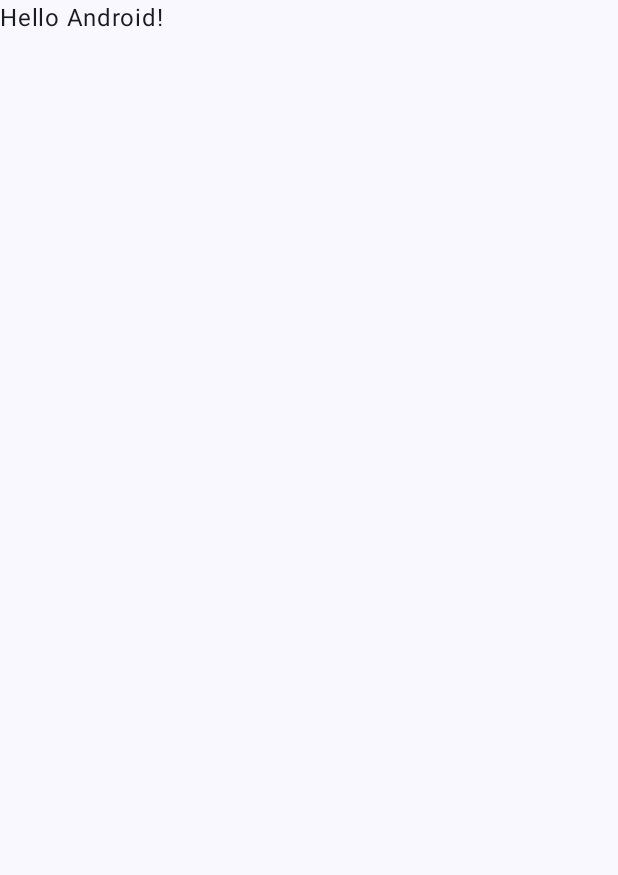
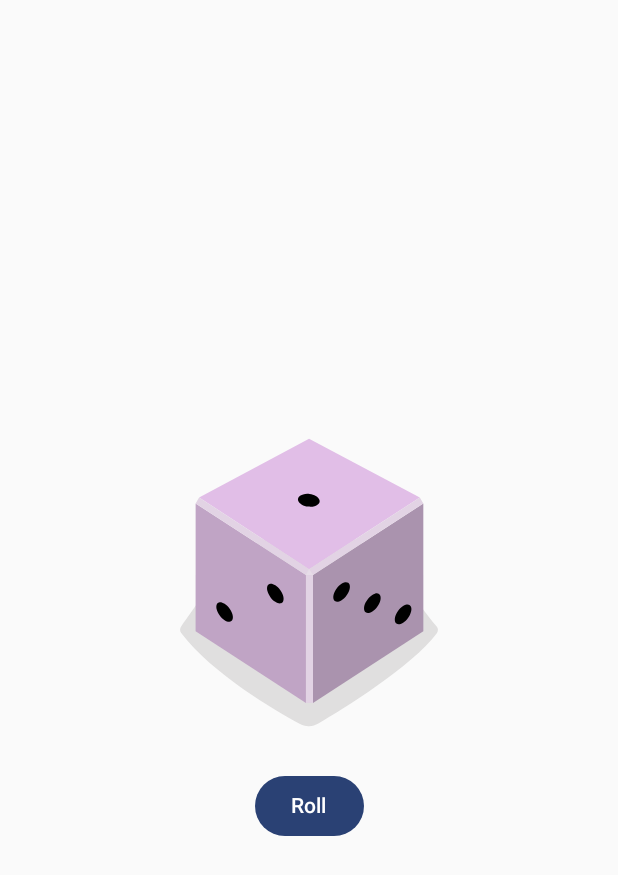
Before and after one commit to Ercan-Ozturk/JetpackComposePractice, an Android app built with Jetpack Compose: the screen it shows after launch (MainActivity), on a phone screen of 412 x 824 dp. Before the commit the part shown is almost empty. Shown: the top 875 px of the screen. Run offline under Robolectric (Android 15) with nearby library versions, the phone set to English and light mode, and no system bars.

Commit message:
Jetpack Compose Dice Roller Tutorial

```diff
--- a/app/src/main/java/com/example/composepractice/MainActivity.kt
+++ b/app/src/main/java/com/example/composepractice/MainActivity.kt
@@ -3,41 +3,66 @@ package com.example.composepractice
 import android.os.Bundle
 import androidx.activity.ComponentActivity
 import androidx.activity.compose.setContent
+import androidx.compose.foundation.Image
+import androidx.compose.foundation.layout.Column
+import androidx.compose.foundation.layout.Spacer
 import androidx.compose.foundation.layout.fillMaxSize
+import androidx.compose.foundation.layout.height
+import androidx.compose.foundation.layout.wrapContentSize
+import androidx.compose.material3.Button
 import androidx.compose.material3.MaterialTheme
 import androidx.compose.material3.Surface
 import androidx.compose.material3.Text
 import androidx.compose.runtime.Composable
+import androidx.compose.runtime.getValue
+import androidx.compose.runtime.mutableStateOf
+import androidx.compose.runtime.remember
+import androidx.compose.runtime.setValue
+import androidx.compose.ui.Alignment
 import androidx.compose.ui.Modifier
+import androidx.compose.ui.res.painterResource
+import androidx.compose.ui.res.stringResource
 import androidx.compose.ui.tooling.preview.Preview
+import androidx.compose.ui.unit.dp
 import com.example.composepractice.ui.theme.ComposePracticeTheme
 
 class MainActivity : ComponentActivity() {
+
     override fun onCreate(savedInstanceState: Bundle?) {
         super.onCreate(savedInstanceState)
         setContent {
             ComposePracticeTheme {
-                // A surface container using the 'background' color from the theme
-                Surface(modifier = Modifier.fillMaxSize(), color = MaterialTheme.colorScheme.background) {
-                    Greeting("Android")
-                }
+                DiceRollerApp()
             }
         }
     }
 }
+@Preview
+@Composable
+fun DiceRollerApp() {
+    DiceWithButtonAndImage(modifier = Modifier
+        .fillMaxSize()
+        .wrapContentSize(Alignment.Center))
+}
 
 @Composable
-fun Greeting(name: String, modifier: Modifier = Modifier) {
-    Text(
-            text = "Hello $name!",
-            modifier = modifier
-    )
-}
-
-@Preview(showBackground = true)
-@Composable
-fun GreetingPreview() {
-    ComposePracticeTheme {
-        Greeting("Android")
+fun DiceWithButtonAndImage(modifier: Modifier = Modifier) {
+    var result by remember { mutableStateOf(1) }
+    val imageResource = when (result) {
+        1 -> R.drawable.dice_1
+        2 -> R.drawable.dice_2
+        3 -> R.drawable.dice_3
+        4 -> R.drawable.dice_4
+        5 -> R.drawable.dice_5
+        else -> R.drawable.dice_6
+    }
+    Column(
+        modifier = modifier,
+        horizontalAlignment = Alignment.CenterHorizontally
+    ) {
+        Image(painter = painterResource(id = imageResource), contentDescription = result.toString())
+        Button(onClick = { result = (1..6).random() }) {
+            Text(stringResource(R.string.roll))
+        }
     }
 }
--- /dev/null
+++ b/app/src/main/res/drawable/dice_1.xml
@@ -0,0 +1,66 @@
+<!--
+  ~ Copyright 2022, The Android Open Source Project
+  ~
+  ~ Licensed under the Apache License, Version 2.0 (the "License");
+  ~ you may not use this file except in compliance with the License.
+  ~ You may obtain a copy of the License at
+  ~
+  ~     http://www.apache.org/licenses/LICENSE-2.0
+  ~
+  ~ Unless required by applicable law or agreed to in writing, software
+  ~ distributed under the License is distributed on an "AS IS" BASIS,
+  ~ WITHOUT WARRANTIES OR CONDITIONS OF ANY KIND, either express or implied.
+  ~ See the License for the specific language governing permissions and
+  ~ limitations under the License.
+  -->
+
+<vector xmlns:android="http://schemas.android.com/apk/res/android"
+    android:width="200dp"
+    android:height="250dp"
+    android:viewportWidth="800"
+    android:viewportHeight="1000">
+    <path
+        android:fillAlpha="0.5"
+        android:fillColor="#C5C4C4"
+        android:pathData="M740.8,635.42c-68.27,90.47 -249.77,201.76 -316,240.63a50.7,50.7 0,0 1,-49.93 0.81c-64.19,-35 -234.09,-133.88 -315.65,-242a14.69,14.69 0,0 1,-0.12 -17.49c77.58,-106.29 159.67,-258.89 341.06,-258.89 182,0 242.19,139.08 340.27,258.88A14.62,14.62 0,0 1,740.8 635.42Z"
+        android:strokeAlpha="0.5" />
+    <path
+        android:fillColor="#AA93AE"
+        android:pathData="M704.9,630l-294.29,191.06l0,-340.85l294.29,-191.06l0,340.85z" />
+    <path
+        android:fillColor="#C0A4C5"
+        android:pathData="M97.59,630l294.29,191.06l0,-340.85l-294.29,-191.06l0,340.85z" />
+    <path
+        android:fillColor="#E1BEE7"
+        android:pathData="M400.14,464.73l-293.19,-191.45l293.19,-156.31l295.39,156.31l-295.39,191.45z" />
+    <path
+        android:fillColor="#E2D3E4"
+        android:pathData="M106.95,273.28l-9.36,15.87l294.29,191.06l8.26,-15.48l-293.19,-191.45z" />
+    <path
+        android:fillColor="#E2D3E4"
+        android:pathData="M695.53,273.28l9.37,15.87l-294.29,191.06l-10.47,-15.48l295.39,-191.45z" />
+    <path
+        android:fillColor="#E2D3E4"
+        android:pathData="M391.88,480.21h18.73v340.85h-18.73z" />
+    <path
+        android:fillColor="#E7DCE8"
+        android:pathData="M400.14,464.73l-8.26,15.48l18.73,0l-10.47,-15.48z" />
+    <path
+        android:fillColor="#000000"
+        android:pathData="M397.45,297.62a16.9,28.71 97.07,1 0,4.16 -33.54a16.9,28.71 97.07,1 0,-4.16 33.54z" />
+    <path
+        android:fillColor="#000000"
+        android:pathData="M297.17,539.02a30.12,16.11 53.82,1 0,26.01 -19.02a30.12,16.11 53.82,1 0,-26.01 19.02z" />
+    <path
+        android:fillColor="#000000"
+        android:pathData="M161.96,588.24a30.12,16.11 53.82,1 0,26.01 -19.02a30.12,16.11 53.82,1 0,-26.01 19.02z" />
+    <path
+        android:fillColor="#000000"
+        android:pathData="M551.15,579.45a30.12,16.11 126.18,1 0,35.56 -48.62a30.12,16.11 126.18,1 0,-35.56 48.62z" />
+    <path
+        android:fillColor="#000000"
+        android:pathData="M469.12,549.58a30.12,16.11 126.18,1 0,35.56 -48.62a30.12,16.11 126.18,1 0,-35.56 48.62z" />
+    <path
+        android:fillColor="#000000"
+        android:pathData="M633.17,609.29a30.12,16.11 126.18,1 0,35.56 -48.62a30.12,16.11 126.18,1 0,-35.56 48.62z" />
+</vector>
--- /dev/null
+++ b/app/src/main/res/drawable/dice_2.xml
@@ -0,0 +1,66 @@
+<!--
+  ~ Copyright 2022, The Android Open Source Project
+  ~
+  ~ Licensed under the Apache License, Version 2.0 (the "License");
+  ~ you may not use this file except in compliance with the License.
+  ~ You may obtain a copy of the License at
+  ~
+  ~     http://www.apache.org/licenses/LICENSE-2.0
+  ~
+  ~ Unless required by applicable law or agreed to in writing, software
+  ~ distributed under the License is distributed on an "AS IS" BASIS,
+  ~ WITHOUT WARRANTIES OR CONDITIONS OF ANY KIND, either express or implied.
+  ~ See the License for the specific language governing permissions and
+  ~ limitations under the License.
+  -->
+
+<vector xmlns:android="http://schemas.android.com/apk/res/android"
+    android:width="200dp"
+    android:height="250dp"
+    android:viewportWidth="800"
+    android:viewportHeight="1000">
+    <path
+        android:fillAlpha="0.5"
+        android:fillColor="#C5C4C4"
+        android:pathData="M740.8,635.42c-68.27,90.47 -249.77,201.76 -316,240.63a50.7,50.7 0,0 1,-49.93 0.81c-64.19,-35 -234.09,-133.88 -315.65,-242a14.69,14.69 0,0 1,-0.12 -17.49c77.58,-106.29 159.67,-258.89 341.06,-258.89 182,0 242.19,139.08 340.27,258.88A14.62,14.62 0,0 1,740.8 635.42Z"
+        android:strokeAlpha="0.5" />
+    <path
+        android:fillColor="#AA93AE"
+        android:pathData="M704.9,630l-294.29,191.06l0,-340.85l294.29,-191.06l0,340.85z" />
+    <path
+        android:fillColor="#C0A4C5"
+        android:pathData="M97.59,630l294.29,191.06l0,-340.85l-294.29,-191.06l0,340.85z" />
+    <path
+        android:fillColor="#E1BEE7"
+        android:pathData="M400.14,464.73l-293.19,-191.45l293.19,-156.31l295.39,156.31l-295.39,191.45z" />
+    <path
+        android:fillColor="#E2D3E4"
+        android:pathData="M106.95,273.28l-9.36,15.87l294.29,191.06l8.26,-15.48l-293.19,-191.45z" />
+    <path
+        android:fillColor="#E2D3E4"
+        android:pathData="M695.53,273.28l9.37,15.87l-294.29,191.06l-10.47,-15.48l295.39,-191.45z" />
+    <path
+        android:fillColor="#E2D3E4"
+        android:pathData="M391.88,480.21h18.73v340.85h-18.73z" />
+    <path
+        android:fillColor="#E7DCE8"
+        android:pathData="M400.14,464.73l-8.26,15.48l18.73,0l-10.47,-15.48z" />
+    <path
+        android:fillColor="#000000"
+        android:pathData="M520.85,303.25a16.9,28.71 97.07,1 0,4.16 -33.54a16.9,28.71 97.07,1 0,-4.16 33.54z" />
+    <path
+        android:fillColor="#000000"
+        android:pathData="M273.33,291.99a16.9,28.71 97.07,1 0,4.16 -33.54a16.9,28.71 97.07,1 0,-4.16 33.54z" />
+    <path
+        android:fillColor="#000000"
+        android:pathData="M229.56,563.64a30.12,16.11 53.82,1 0,26.01 -19.02a30.12,16.11 53.82,1 0,-26.01 19.02z" />
+    <path
+        android:fillColor="#000000"
+        android:pathData="M311.58,533.77a30.12,16.11 53.82,1 0,26.01 -19.02a30.12,16.11 53.82,1 0,-26.01 19.02z" />
+    <path
+        android:fillColor="#000000"
+        android:pathData="M147.54,593.49a30.12,16.11 53.82,1 0,26.01 -19.02a30.12,16.11 53.82,1 0,-26.01 19.02z" />
+    <path
+        android:fillColor="#000000"
+        android:pathData="M551.15,579.45a30.12,16.11 126.18,1 0,35.56 -48.62a30.12,16.11 126.18,1 0,-35.56 48.62z" />
+</vector>
--- /dev/null
+++ b/app/src/main/res/drawable/dice_3.xml
@@ -0,0 +1,66 @@
+<!--
+  ~ Copyright 2022, The Android Open Source Project
+  ~
+  ~ Licensed under the Apache License, Version 2.0 (the "License");
+  ~ you may not use this file except in compliance with the License.
+  ~ You may obtain a copy of the License at
+  ~
+  ~     http://www.apache.org/licenses/LICENSE-2.0
+  ~
+  ~ Unless required by applicable law or agreed to in writing, software
+  ~ distributed under the License is distributed on an "AS IS" BASIS,
+  ~ WITHOUT WARRANTIES OR CONDITIONS OF ANY KIND, either express or implied.
+  ~ See the License for the specific language governing permissions and
+  ~ limitations under the License.
+  -->
+
+<vector xmlns:android="http://schemas.android.com/apk/res/android"
+    android:width="200dp"
+    android:height="250dp"
+    android:viewportWidth="800"
+    android:viewportHeight="1000">
+    <path
+        android:fillAlpha="0.5"
+        android:fillColor="#C5C4C4"
+        android:pathData="M740.8,635.42c-68.27,90.47 -249.77,201.76 -316,240.63a50.7,50.7 0,0 1,-49.93 0.81c-64.19,-35 -234.09,-133.88 -315.65,-242a14.69,14.69 0,0 1,-0.12 -17.49c77.58,-106.29 159.67,-258.89 341.06,-258.89 182,0 242.19,139.08 340.27,258.88A14.62,14.62 0,0 1,740.8 635.42Z"
+        android:strokeAlpha="0.5" />
+    <path
+        android:fillColor="#AA93AE"
+        android:pathData="M704.9,630l-294.29,191.06l0,-340.85l294.29,-191.06l0,340.85z" />
+    <path
+        android:fillColor="#C0A4C5"
+        android:pathData="M97.59,630l294.29,191.06l0,-340.85l-294.29,-191.06l0,340.85z" />
+    <path
+        android:fillColor="#E1BEE7"
+        android:pathData="M400.14,464.73l-293.19,-191.45l293.19,-156.31l295.39,156.31l-295.39,191.45z" />
+    <path
+        android:fillColor="#E2D3E4"
+        android:pathData="M106.95,273.28l-9.36,15.87l294.29,191.06l8.26,-15.48l-293.19,-191.45z" />
+    <path
+        android:fillColor="#E2D3E4"
+        android:pathData="M695.53,273.28l9.37,15.87l-294.29,191.06l-10.47,-15.48l295.39,-191.45z" />
+    <path
+        android:fillColor="#E2D3E4"
+        android:pathData="M391.88,480.21h18.73v340.85h-18.73z" />
+    <path
+        android:fillColor="#E7DCE8"
+        android:pathData="M400.14,464.73l-8.26,15.48l18.73,0l-10.47,-15.48z" />
+    <path
+        android:fillColor="#000000"
+        android:pathData="M398.11,297.62a16.9,28.71 97.07,1 0,4.16 -33.54a16.9,28.71 97.07,1 0,-4.16 33.54z" />
+    <path
+        android:fillColor="#000000"
+        android:pathData="M548.27,304.46a16.9,28.71 97.07,1 0,4.16 -33.54a16.9,28.71 97.07,1 0,-4.16 33.54z" />
+    <path
+        android:fillColor="#000000"
+        android:pathData="M247.95,290.79a16.9,28.71 97.07,1 0,4.16 -33.54a16.9,28.71 97.07,1 0,-4.16 33.54z" />
+    <path
+        android:fillColor="#000000"
+        android:pathData="M229.56,563.64a30.12,16.11 53.82,1 0,26.01 -19.02a30.12,16.11 53.82,1 0,-26.01 19.02z" />
+    <path
+        android:fillColor="#000000"
+        android:pathData="M483.54,554.83a30.12,16.11 126.18,1 0,35.56 -48.62a30.12,16.11 126.18,1 0,-35.56 48.62z" />
+    <path
+        android:fillColor="#000000"
+        android:pathData="M618.75,604.04a30.12,16.11 126.18,1 0,35.56 -48.62a30.12,16.11 126.18,1 0,-35.56 48.62z" />
+</vector>
--- /dev/null
+++ b/app/src/main/res/drawable/dice_4.xml
@@ -0,0 +1,69 @@
+<!--
+  ~ Copyright 2022, The Android Open Source Project
+  ~
+  ~ Licensed under the Apache License, Version 2.0 (the "License");
+  ~ you may not use this file except in compliance with the License.
+  ~ You may obtain a copy of the License at
+  ~
+  ~     http://www.apache.org/licenses/LICENSE-2.0
+  ~
+  ~ Unless required by applicable law or agreed to in writing, software
+  ~ distributed under the License is distributed on an "AS IS" BASIS,
+  ~ WITHOUT WARRANTIES OR CONDITIONS OF ANY KIND, either express or implied.
+  ~ See the License for the specific language governing permissions and
+  ~ limitations under the License.
+  -->
+
+<vector xmlns:android="http://schemas.android.com/apk/res/android"
+    android:width="200dp"
+    android:height="250dp"
+    android:viewportWidth="800"
+    android:viewportHeight="1000">
+    <path
+        android:fillAlpha="0.5"
+        android:fillColor="#C5C4C4"
+        android:pathData="M740.8,635.42c-68.27,90.47 -249.77,201.76 -316,240.63a50.7,50.7 0,0 1,-49.93 0.81c-64.19,-35 -234.09,-133.88 -315.65,-242a14.69,14.69 0,0 1,-0.12 -17.49c77.58,-106.29 159.67,-258.89 341.06,-258.89 182,0 242.19,139.08 340.27,258.88A14.62,14.62 0,0 1,740.8 635.42Z"
+        android:strokeAlpha="0.5" />
+    <path
+        android:fillColor="#AA93AE"
+        android:pathData="M704.9,630l-294.29,191.06l0,-340.85l294.29,-191.06l0,340.85z" />
+    <path
+        android:fillColor="#C0A4C5"
+        android:pathData="M97.59,630l294.29,191.06l0,-340.85l-294.29,-191.06l0,340.85z" />
+    <path
+        android:fillColor="#E1BEE7"
+        android:pathData="M400.14,464.73l-293.19,-191.45l293.19,-156.31l295.39,156.31l-295.39,191.45z" />
+    <path
+        android:fillColor="#E2D3E4"
+        android:pathData="M106.95,273.28l-9.36,15.87l294.29,191.06l8.26,-15.48l-293.19,-191.45z" />
+    <path
+        android:fillColor="#E2D3E4"
+        android:pathData="M695.53,273.28l9.37,15.87l-294.29,191.06l-10.47,-15.48l295.39,-191.45z" />
+    <path
+        android:fillColor="#E2D3E4"
+        android:pathData="M391.88,480.21h18.73v340.85h-18.73z" />
+    <path
+        android:fillColor="#E7DCE8"
+        android:pathData="M400.14,464.73l-8.26,15.48l18.73,0l-10.47,-15.48z" />
+    <path
+        android:fillColor="#000000"
+        android:pathData="M530.08,303.65a16.9,28.71 97.07,1 0,4.16 -33.54a16.9,28.71 97.07,1 0,-4.16 33.54z" />
+    <path
+        android:fillColor="#000000"
+        android:pathData="M389.68,218.17a16.9,28.71 97.07,1 0,4.16 -33.54a16.9,28.71 97.07,1 0,-4.16 33.54z" />
+    <path
+        android:fillColor="#000000"
+        android:pathData="M405.35,377.09a16.9,28.71 97.07,1 0,4.16 -33.54a16.9,28.71 97.07,1 0,-4.16 33.54z" />
+    <path
+        android:fillColor="#000000"
+        android:pathData="M264.95,291.6a16.9,28.71 97.07,1 0,4.16 -33.54a16.9,28.71 97.07,1 0,-4.16 33.54z" />
+    <path
+        android:fillColor="#000000"
+        android:pathData="M297.17,541.59a30.12,16.11 53.82,1 0,26.01 -19.02a30.12,16.11 53.82,1 0,-26.01 19.02z" />
+    <path
+        android:fillColor="#000000"
+        android:pathData="M161.96,590.81a30.12,16.11 53.82,1 0,26.01 -19.02a30.12,16.11 53.82,1 0,-26.01 19.02z" />
+    <path
+        android:fillColor="#000000"
+        android:pathData="M551.15,579.45a30.12,16.11 126.18,1 0,35.56 -48.62a30.12,16.11 126.18,1 0,-35.56 48.62z" />
+</vector>
--- /dev/null
+++ b/app/src/main/res/drawable/dice_5.xml
@@ -0,0 +1,75 @@
+<!--
+  ~ Copyright 2022, The Android Open Source Project
+  ~
+  ~ Licensed under the Apache License, Version 2.0 (the "License");
+  ~ you may not use this file except in compliance with the License.
+  ~ You may obtain a copy of the License at
+  ~
+  ~     http://www.apache.org/licenses/LICENSE-2.0
+  ~
+  ~ Unless required by applicable law or agreed to in writing, software
+  ~ distributed under the License is distributed on an "AS IS" BASIS,
+  ~ WITHOUT WARRANTIES OR CONDITIONS OF ANY KIND, either express or implied.
+  ~ See the License for the specific language governing permissions and
+  ~ limitations under the License.
+  -->
+
+<vector xmlns:android="http://schemas.android.com/apk/res/android"
+    android:width="200dp"
+    android:height="250dp"
+    android:viewportWidth="800"
+    android:viewportHeight="1000">
+    <path
+        android:fillAlpha="0.5"
+        android:fillColor="#C5C4C4"
+        android:pathData="M740.8,635.42c-68.27,90.47 -249.77,201.76 -316,240.63a50.7,50.7 0,0 1,-49.93 0.81c-64.19,-35 -234.09,-133.88 -315.65,-242a14.69,14.69 0,0 1,-0.12 -17.49c77.58,-106.29 159.67,-258.89 341.06,-258.89 182,0 242.19,139.08 340.27,258.88A14.62,14.62 0,0 1,740.8 635.42Z"
+        android:strokeAlpha="0.5" />
+    <path
+        android:fillColor="#AA93AE"
+        android:pathData="M704.9,630l-294.29,191.06l0,-340.85l294.29,-191.06l0,340.85z" />
+    <path
+        android:fillColor="#C0A4C5"
+        android:pathData="M97.59,630l294.29,191.06l0,-340.85l-294.29,-191.06l0,340.85z" />
+    <path
+        android:fillColor="#E1BEE7"
+        android:pathData="M400.14,464.73l-293.19,-191.45l293.19,-156.31l295.39,156.31l-295.39,191.45z" />
+    <path
+        android:fillColor="#E2D3E4"
+        android:pathData="M106.95,273.28l-9.36,15.87l294.29,191.06l8.26,-15.48l-293.19,-191.45z" />
+    <path
+        android:fillColor="#E2D3E4"
+        android:pathData="M695.53,273.28l9.37,15.87l-294.29,191.06l-10.47,-15.48l295.39,-191.45z" />
+    <path
+        android:fillColor="#E2D3E4"
+        android:pathData="M391.88,480.21h18.73v340.85h-18.73z" />
+    <path
+        android:fillColor="#E7DCE8"
+        android:pathData="M400.14,464.73l-8.26,15.48l18.73,0l-10.47,-15.48z" />
+    <path
+        android:fillColor="#000000"
+        android:pathData="M397.05,297.63a16.9,28.71 97.07,1 0,4.16 -33.54a16.9,28.71 97.07,1 0,-4.16 33.54z" />
+    <path
+        android:fillColor="#000000"
+        android:pathData="M547.21,304.45a16.9,28.71 97.07,1 0,4.16 -33.54a16.9,28.71 97.07,1 0,-4.16 33.54z" />
+    <path
+        android:fillColor="#000000"
+        android:pathData="M388.17,207.62a16.9,28.71 97.07,1 0,4.16 -33.54a16.9,28.71 97.07,1 0,-4.16 33.54z" />
+    <path
+        android:fillColor="#000000"
+        android:pathData="M405.93,387.62a16.9,28.71 97.07,1 0,4.16 -33.54a16.9,28.71 97.07,1 0,-4.16 33.54z" />
+    <path
+        android:fillColor="#000000"
+        android:pathData="M246.89,290.79a16.9,28.71 97.07,1 0,4.16 -33.54a16.9,28.71 97.07,1 0,-4.16 33.54z" />
+    <path
+        android:fillColor="#000000"
+        android:pathData="M229.56,563.64a30.12,16.11 53.82,1 0,26.01 -19.02a30.12,16.11 53.82,1 0,-26.01 19.02z" />
+    <path
+        android:fillColor="#000000"
+        android:pathData="M551.15,579.45a30.12,16.11 126.18,1 0,35.56 -48.62a30.12,16.11 126.18,1 0,-35.56 48.62z" />
+    <path
+        android:fillColor="#000000"
+        android:pathData="M469.12,549.58a30.12,16.11 126.18,1 0,35.56 -48.62a30.12,16.11 126.18,1 0,-35.56 48.62z" />
+    <path
+        android:fillColor="#000000"
+        android:pathData="M633.17,609.29a30.12,16.11 126.18,1 0,35.56 -48.62a30.12,16.11 126.18,1 0,-35.56 48.62z" />
+</vector>
--- /dev/null
+++ b/app/src/main/res/drawable/dice_6.xml
@@ -0,0 +1,81 @@
+<!--
+  ~ Copyright 2022, The Android Open Source Project
+  ~
+  ~ Licensed under the Apache License, Version 2.0 (the "License");
+  ~ you may not use this file except in compliance with the License.
+  ~ You may obtain a copy of the License at
+  ~
+  ~     http://www.apache.org/licenses/LICENSE-2.0
+  ~
+  ~ Unless required by applicable law or agreed to in writing, software
+  ~ distributed under the License is distributed on an "AS IS" BASIS,
+  ~ WITHOUT WARRANTIES OR CONDITIONS OF ANY KIND, either express or implied.
+  ~ See the License for the specific language governing permissions and
+  ~ limitations under the License.
+  -->
+
+<vector xmlns:android="http://schemas.android.com/apk/res/android"
+    android:width="200dp"
+    android:height="250dp"
+    android:viewportWidth="800"
+    android:viewportHeight="1000">
+    <path
+        android:fillAlpha="0.5"
+        android:fillColor="#C5C4C4"
+        android:pathData="M740.8,635.42c-68.27,90.47 -249.77,201.76 -316,240.63a50.7,50.7 0,0 1,-49.93 0.81c-64.19,-35 -234.09,-133.88 -315.65,-242a14.69,14.69 0,0 1,-0.12 -17.49c77.58,-106.29 159.67,-258.89 341.06,-258.89 182,0 242.19,139.08 340.27,258.88A14.62,14.62 0,0 1,740.8 635.42Z"
+        android:strokeAlpha="0.5" />
+    <path
+        android:fillColor="#AA93AE"
+        android:pathData="M704.9,630l-294.29,191.06l0,-340.85l294.29,-191.06l0,340.85z" />
+    <path
+        android:fillColor="#C0A4C5"
+        android:pathData="M97.59,630l294.29,191.06l0,-340.85l-294.29,-191.06l0,340.85z" />
+    <path
+        android:fillColor="#E1BEE7"
+        android:pathData="M400.14,464.73l-293.19,-191.45l293.19,-156.31l295.39,156.31l-295.39,191.45z" />
+    <path
+        android:fillColor="#E2D3E4"
+        android:pathData="M106.95,273.28l-9.36,15.87l294.29,191.06l8.26,-15.48l-293.19,-191.45z" />
+    <path
+        android:fillColor="#E2D3E4"
+        android:pathData="M695.53,273.28l9.37,15.87l-294.29,191.06l-10.47,-15.48l295.39,-191.45z" />
+    <path
+        android:fillColor="#E2D3E4"
+        android:pathData="M391.88,480.21h18.73v340.85h-18.73z" />
+    <path
+        android:fillColor="#E7DCE8"
+        android:pathData="M400.14,464.73l-8.26,15.48l18.73,0l-10.47,-15.48z" />
+    <path
+        android:fillColor="#000000"
+        android:pathData="M326.53,254.89a16.9,28.71 97.07,1 0,4.16 -33.54a16.9,28.71 97.07,1 0,-4.16 33.54z" />
+    <path
+        android:fillColor="#000000"
+        android:pathData="M537.57,298.78a16.9,28.71 97.07,1 0,4.16 -33.54a16.9,28.71 97.07,1 0,-4.16 33.54z" />
+    <path
+        android:fillColor="#000000"
+        android:pathData="M397.17,213.3a16.9,28.71 97.07,1 0,4.16 -33.54a16.9,28.71 97.07,1 0,-4.16 33.54z" />
+    <path
+        android:fillColor="#000000"
+        android:pathData="M396.31,381.95a16.9,28.71 97.07,1 0,4.16 -33.54a16.9,28.71 97.07,1 0,-4.16 33.54z" />
+    <path
+        android:fillColor="#000000"
+        android:pathData="M255.91,296.47a16.9,28.71 97.07,1 0,4.16 -33.54a16.9,28.71 97.07,1 0,-4.16 33.54z" />
+    <path
+        android:fillColor="#000000"
+        android:pathData="M466.93,340.37a16.9,28.71 97.07,1 0,4.16 -33.54a16.9,28.71 97.07,1 0,-4.16 33.54z" />
+    <path
+        android:fillColor="#000000"
+        android:pathData="M230,563.64a30.12,16.11 53.82,1 0,26.01 -19.02a30.12,16.11 53.82,1 0,-26.01 19.02z" />
+    <path
+        android:fillColor="#000000"
+        android:pathData="M312.02,533.78a30.12,16.11 53.82,1 0,26.01 -19.02a30.12,16.11 53.82,1 0,-26.01 19.02z" />
+    <path
+        android:fillColor="#000000"
+        android:pathData="M147.96,593.48a30.12,16.11 53.82,1 0,26.01 -19.02a30.12,16.11 53.82,1 0,-26.01 19.02z" />
+    <path
+        android:fillColor="#000000"
+        android:pathData="M483.54,554.83a30.12,16.11 126.18,1 0,35.56 -48.62a30.12,16.11 126.18,1 0,-35.56 48.62z" />
+    <path
+        android:fillColor="#000000"
+        android:pathData="M618.75,604.04a30.12,16.11 126.18,1 0,35.56 -48.62a30.12,16.11 126.18,1 0,-35.56 48.62z" />
+</vector>
--- a/app/src/main/res/values/strings.xml
+++ b/app/src/main/res/values/strings.xml
@@ -1,3 +1,4 @@
 <resources>
     <string name="app_name">ComposePractice</string>
+    <string name="roll">Roll</string>
 </resources>
```
